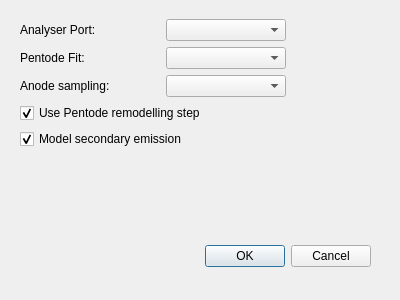
Old version of the form preferencesdialog.ui in the repository Lizardboy2390/ValveWorkbench.
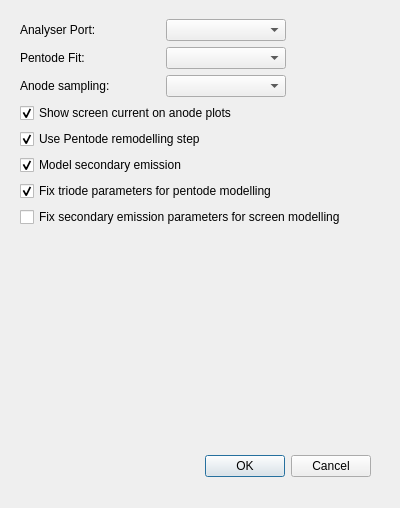
New version of the form.

Commit message: Improved secondary emission model (prior to prospective additional improvement)

What changed in the file:
```diff
--- a/preferencesdialog.ui
+++ b/preferencesdialog.ui
@@ -7,7 +7,7 @@
     <x>0</x>
     <y>0</y>
     <width>400</width>
-    <height>300</height>
+    <height>508</height>
    </rect>
   </property>
   <property name="windowTitle">
@@ -17,7 +17,7 @@
    <property name="geometry">
     <rect>
      <x>30</x>
-     <y>240</y>
+     <y>450</y>
      <width>341</width>
      <height>32</height>
     </rect>
@@ -35,7 +35,7 @@
      <x>20</x>
      <y>19</y>
      <width>361</width>
-     <height>181</height>
+     <height>401</height>
     </rect>
    </property>
    <layout class="QVBoxLayout" name="verticalLayout">
@@ -195,6 +195,16 @@
       </item>
      </layout>
     </item>
+    <item>
+     <widget class="QCheckBox" name="checkScreenCurrent">
+      <property name="text">
+       <string>Show screen current on anode plots</string>
+      </property>
+      <property name="checked">
+       <bool>true</bool>
+      </property>
+     </widget>
+    </item>
     <item>
      <widget class="QCheckBox" name="checkRemodel">
       <property name="text">
@@ -215,6 +225,23 @@
       </property>
      </widget>
     </item>
+    <item>
+     <widget class="QCheckBox" name="checkFixTriode">
+      <property name="text">
+       <string>Fix triode parameters for pentode modelling</string>
+      </property>
+      <property name="checked">
+       <bool>true</bool>
+      </property>
+     </widget>
+    </item>
+    <item>
+     <widget class="QCheckBox" name="checkFixSecondary">
+      <property name="text">
+       <string>Fix secondary emission parameters for screen modelling</string>
+      </property>
+     </widget>
+    </item>
     <item>
      <spacer name="verticalSpacer">
       <property name="orientation">
```
Left out of the diff: 2 changed lines with no effect on the pictures. The commit also changes 15 other files.
